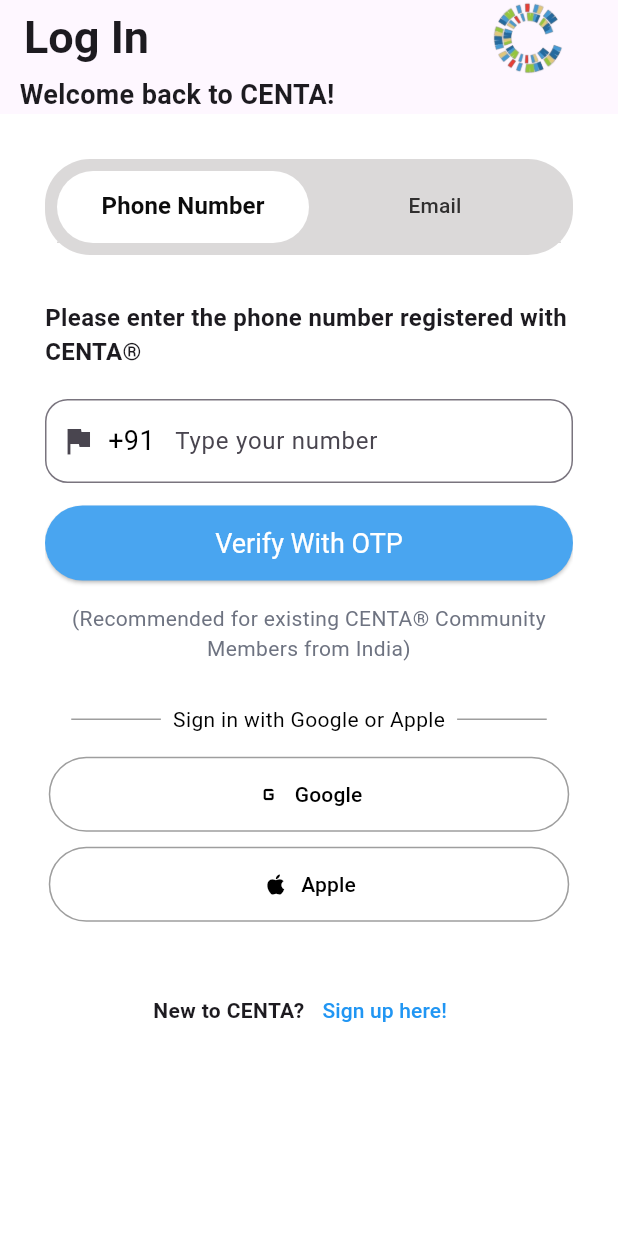
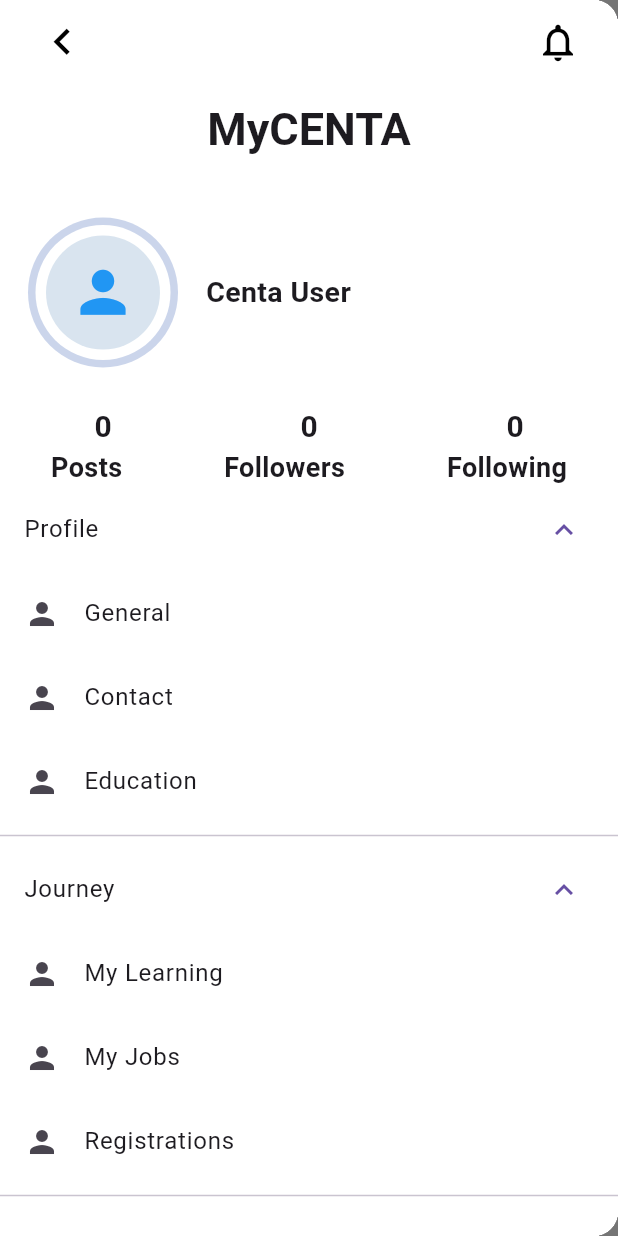
Before and after one commit to Athulolikkal/flutter_clone_centa, a Flutter app: the screen it shows after launch, scrolled down 576 dp, after a tap on the "person" icon, on a phone screen of 412 x 824 dp. Run offline on Flutter 3.47's test engine with Material 3 defaults, Android fonts, the phone set to English and light mode, and no system bars; our stand-ins replace firebase_auth, firebase_core, flutter_speed_dial, get_storage, google_sign_in, intl_phone_field; accounts and stored records are empty.

Commit message:
working on drawer

```diff
--- a/lib/data/community_data.dart
+++ b/lib/data/community_data.dart
@@ -1,3 +1,5 @@
+import 'package:flutter/material.dart';
+
 List<Map<String, dynamic>> communityPost = [
   {
     'user_name': 'Jeff Bezos',
@@ -47,3 +49,36 @@
     'content':'''Contrary to popular belief, Lorem Ipsum is not simply random text. It has roots in a piece of classical Latin literature from 45 BC, making it over 2000 years old. Richard McClintock, a Latin professor at Hampden-Sydney College in Virginia, looked up one of the more obscure Latin words, consectetur, from a Lorem Ipsum passage, and going through the cites of the word in classical literature, discovered the undoubtable source. Lorem Ipsum comes from sections 1.10.32 and 1.10.33 of "de Finibus Bonorum et Malorum" (The Extremes of Good and Evil) by Cicero, written in 45 BC. This book is a treatise on the theory of ethics, very popular during the Renaissance. The first line of Lorem Ipsum, "Lorem ipsum dolor sit amet..", comes from a line in section 1.10.32.''',
   },
 ];
+
+List<Map<String, dynamic>> getSubItems(String itemName) {
+  // This function returns subitems based on the itemName
+  switch (itemName) {
+    case 'Profile':
+      return [
+        {'icon': Icon(Icons.person), 'title': 'General', 'route': null},
+        {'icon': Icon(Icons.person), 'title': 'Contact', 'route': null},
+        {'icon': Icon(Icons.person), 'title': 'Education', 'route': null},
+      ];
+    case 'Journey':
+      return [
+        {'icon': Icon(Icons.person), 'title': 'My Learning', 'route': null},
+        {'icon': Icon(Icons.person), 'title': 'My Jobs', 'route': null},
+        {'icon': Icon(Icons.person), 'title': 'Registrations', 'route': null},
+      ];
+    case 'Community':
+      return [
+        {'icon': Icon(Icons.person), 'title': 'Posts', 'route': null},
+        {'icon': Icon(Icons.person), 'title': 'Saved', 'route': null},
+      ];
+    case 'Settings':
+      return [
+        {'icon': Icon(Icons.person), 'title': 'Change Password', 'route': null},
+        {'icon': Icon(Icons.person), 'title': 'Sign In', 'route': null},
+        {'icon': Icon(Icons.person), 'title': 'Sign Out', 'route': null},
+      ];
+    default:
+      return []; // Return an empty list if no subitems are found
+  }
+}
+
+ List<String> names = ['Profile', 'Journey', 'Community', 'Settings'];
--- a/lib/main.dart
+++ b/lib/main.dart
@@ -1,13 +1,16 @@
 import 'package:centa_clone/screens/splash_screen.dart';
 import 'package:flutter/material.dart';
 import 'package:firebase_core/firebase_core.dart';
+import 'package:get_storage/get_storage.dart';
 import 'firebase_options.dart';
 
 void main() async {
   WidgetsFlutterBinding.ensureInitialized();
+  await GetStorage.init();
   await Firebase.initializeApp(
     options: DefaultFirebaseOptions.currentPlatform,
   );
+
   runApp(const CentaClone());
 }
 
@@ -22,6 +25,7 @@
       theme: ThemeData(
           primaryColor: Colors.white, scaffoldBackgroundColor: Colors.white),
       home: const SplashScreen(),
+
     );
   }
 }
--- a/lib/screens/root_screen.dart
+++ b/lib/screens/root_screen.dart
@@ -5,10 +5,11 @@
 import 'package:centa_clone/screens/mylearning_screen.dart';
 import 'package:centa_clone/widgets/app_bar.dart';
 import 'package:centa_clone/widgets/bottom_navigation_bar.dart';
+import 'package:centa_clone/widgets/drawer_centa.dart';
 import 'package:flutter/material.dart';
 
 class RootScreen extends StatelessWidget {
-  RootScreen({super.key});
+  const RootScreen({super.key});
   static ValueNotifier<int> selectedBottomIndex = ValueNotifier(0);
   final _pages = const [
     HomeScreen(),
@@ -20,8 +21,9 @@
   @override
   Widget build(BuildContext context) {
     return Scaffold(
-      appBar:const CentaAppBar(),
+      appBar: const CentaAppBar(),
       bottomNavigationBar: const BottomNavigationBarCenta(),
+      drawer: const CentaDrawer(),
       body: SafeArea(
           child: ValueListenableBuilder(
               valueListenable: selectedBottomIndex,
--- a/lib/services/flutter_services.dart
+++ b/lib/services/flutter_services.dart
@@ -1,6 +1,7 @@
 import 'package:centa_clone/screens/root_screen.dart';
 import 'package:firebase_auth/firebase_auth.dart';
 import 'package:flutter/material.dart';
+import 'package:get_storage/get_storage.dart';
 import 'package:google_sign_in/google_sign_in.dart';
 
 class FirebaseService {
@@ -19,8 +20,14 @@
       );
       var user_details = await _auth.signInWithCredential(credential);
 
-      if (user_details != null) {
-        print("${user_details.user?.displayName},user details");
+      if (user_details.user != null) {
+        Map<String, dynamic> userDetails = {
+          'name': user_details.user?.displayName,
+          'email': user_details.user?.email,
+          'phoneNumber': user_details.user?.phoneNumber,
+          'userProfile': user_details.user?.photoURL
+        };
+        await GetStorage().write('user', userDetails);
         Navigator.of(context).pushAndRemoveUntil(
           MaterialPageRoute(builder: (cntx) => RootScreen()),
           (Route<dynamic> route) => false,
@@ -33,6 +40,7 @@
   }
 
   static Future<void> signOutFromGoogle() async {
+    GetStorage().remove('user');
     await _googleSignIn.signOut();
     await _auth.signOut();
   }
--- a/lib/widgets/app_bar.dart
+++ b/lib/widgets/app_bar.dart
@@ -1,6 +1,6 @@
 import 'package:centa_clone/screens/login_root.dart';
 import 'package:flutter/material.dart';
-
+import 'package:get_storage/get_storage.dart';
 
 class CentaAppBar extends StatelessWidget implements PreferredSizeWidget {
   const CentaAppBar({super.key});
@@ -8,12 +8,13 @@
   Size get preferredSize => const Size.fromHeight(69.0);
   @override
   Widget build(BuildContext context) {
+    final userDetails = GetStorage().read('user');
+    print(userDetails);
     return Padding(
       padding: const EdgeInsets.symmetric(vertical: 10),
       child: AppBar(
-        // backgroundColor: Colors.white,
-        surfaceTintColor:Colors.transparent ,
-        // toolbarHeight: 80,
+        automaticallyImplyLeading: false,
+        surfaceTintColor: Colors.transparent,
         title: Image.asset(
           'assets/images/centa_C_logo.png',
           width: 40,
@@ -29,20 +30,33 @@
             icon: const Icon(Icons.notifications_none),
             iconSize: 30.0,
           ),
-          GestureDetector(
+          Builder(
+            builder: (context) {
+              return GestureDetector(
                 onTap: () {
-              Navigator.of(context).pushAndRemoveUntil(
-                MaterialPageRoute(builder: (cntx) => const LoginRoot()),
-                (Route<dynamic> route) => false,
-              );
+                  Scaffold.of(context).openDrawer();
+                  // Navigator.of(context).pushAndRemoveUntil(
+                  //   MaterialPageRoute(builder: (cntx) => const LoginRoot()),
+                  //   (Route<dynamic> route) => false,
+                  // );
                 },
-            child: const CircleAvatar(
+                child: userDetails == null
+                    ? const CircleAvatar(
                         backgroundColor: Color.fromARGB(255, 240, 238, 238),
                         foregroundColor: Colors.blue,
                         child: Icon(
                           Icons.person,
                         ),
+                      )
+                    : CircleAvatar(
+                        backgroundColor: const Color.fromARGB(255, 240, 238, 238),
+                        backgroundImage: NetworkImage(
+                            userDetails['userProfile'] != null
+                                ? userDetails['userProfile']
+                                : ''),
                       ),
+              );
+            }
           ),
           const SizedBox(
             width: 20,
--- /dev/null
+++ b/lib/widgets/drawer_centa.dart
@@ -0,0 +1,66 @@
+import 'package:centa_clone/widgets/drawer_widget/drawer_header.dart';
+import 'package:centa_clone/widgets/drawer_widget/drawer_item_list.dart';
+import 'package:flutter/material.dart';
+import 'package:get_storage/get_storage.dart';
+
+class CentaDrawer extends StatelessWidget {
+  const CentaDrawer({Key? key}) : super(key: key);
+
+  @override
+  Widget build(BuildContext context) {
+    final userInfo = GetStorage().read('user');
+    return Drawer(
+      backgroundColor: Colors.white,
+      width: MediaQuery.of(context).size.width * 1,
+      child: CustomScrollView(
+        slivers: [
+          SliverAppBar(
+            automaticallyImplyLeading: false,
+            backgroundColor: Colors.white,
+            surfaceTintColor: Colors.transparent,
+            title: Row(
+              mainAxisAlignment: MainAxisAlignment.spaceBetween,
+              children: [
+                IconButton(
+                  onPressed: () {
+                    Navigator.pop(context);
+                  },
+                  icon: const Icon(Icons.keyboard_arrow_left),
+                  color: Colors.black,
+                  iconSize: 35.0,
+                ),
+                IconButton(
+                  onPressed: () {},
+                  icon: const Icon(Icons.notifications_outlined),
+                  color: Colors.black,
+                  iconSize: 30.0,
+                ),
+              ],
+            ),
+            expandedHeight: 120,
+            flexibleSpace: const FlexibleSpaceBar(
+              centerTitle: true,
+              title: Text(
+                'MyCENTA',
+                style: TextStyle(fontSize: 20.0, fontWeight: FontWeight.bold),
+              ),
+            ),
+            pinned: true,
+            floating: false,
+            snap: false,
+          ),
+          // const SliverToBoxAdapter(
+          //   child: CentaDrawerHeader(),
+          // ),
+
+          SliverList(
+            delegate: SliverChildListDelegate([
+              const CentaDrawerHeader(),
+              const DrawerItemList(),
+            ]),
+          ),
+        ],
+      ),
+    );
+  }
+}
--- /dev/null
+++ b/lib/widgets/drawer_widget/drawer_header.dart
@@ -0,0 +1,89 @@
+import 'package:flutter/material.dart';
+import 'package:get_storage/get_storage.dart';
+
+class CentaDrawerHeader extends StatelessWidget {
+  const CentaDrawerHeader({super.key});
+
+  @override
+  Widget build(BuildContext context) {
+    final userInfo = GetStorage().read('user');
+    return Container(
+      color: Colors.white,
+      child: Column(
+        children: [
+
+
+          Padding(
+            padding: const EdgeInsets.symmetric(vertical: 25),
+            child: Row(
+              children: [
+                const Expanded(
+                  flex: 3,
+                  child: CircleAvatar(
+                    radius: 50,
+                    backgroundColor: Color.fromARGB(255, 203, 213, 235),
+                    child: CircleAvatar(
+                      backgroundColor: Color.fromARGB(255, 255, 255, 255),
+                      radius: 45,
+                      child: CircleAvatar(
+                        backgroundColor: Color.fromARGB(255, 217, 228, 239),
+                        radius: 38,
+                        foregroundColor: Colors.blue,
+                        child: Icon(
+                          Icons.person,
+                          size: 45,
+                        ),
+                      ),
+                    ),
+                  ),
+                ),
+                Expanded(
+                  flex: 6,
+                  child: Text(
+                    userInfo != null ? userInfo['name'] : 'Centa User',
+                    style: const TextStyle(
+                        fontWeight: FontWeight.bold, fontSize: 19),
+                  ),
+                ),
+              ],
+            ),
+          ),
+          const Row(
+            mainAxisAlignment: MainAxisAlignment.spaceAround,
+            children: [
+              Text(
+                '0',
+                style: TextStyle(fontSize: 20, fontWeight: FontWeight.bold),
+              ),
+              Text(
+                '0',
+                style: TextStyle(fontSize: 20, fontWeight: FontWeight.bold),
+              ),
+              Text(
+                '0',
+                style: TextStyle(fontSize: 20, fontWeight: FontWeight.bold),
+              ),
+            ],
+          ),
+          const Row(
+            mainAxisAlignment: MainAxisAlignment.spaceAround,
+            children: [
+              Text(
+                'Posts',
+                style: TextStyle(fontSize: 18, fontWeight: FontWeight.bold),
+              ),
+              Text(
+                'Followers',
+                style: TextStyle(fontSize: 18, fontWeight: FontWeight.bold),
+              ),
+              Text(
+                'Following',
+                style: TextStyle(fontSize: 18, fontWeight: FontWeight.bold),
+              ),
+            ],
+          ),
+        ],
+      ),
+    );
+  }
+}
--- /dev/null
+++ b/lib/widgets/drawer_widget/drawer_item_list.dart
@@ -0,0 +1,49 @@
+import 'package:centa_clone/data/community_data.dart';
+import 'package:flutter/material.dart';
+
+class DrawerItemList extends StatelessWidget {
+  const DrawerItemList({super.key});
+
+  @override
+  Widget build(BuildContext context) {
+    return Container(
+      height: 500,
+      color: Colors.white,
+      child: ListView.separated(
+          itemBuilder: (BuildContext context, int index) {
+            return ExpansionTile(
+              initiallyExpanded: true,
+              title: Text(names[index]),
+              shape:const RoundedRectangleBorder(
+                side: BorderSide(
+                    color: Colors.transparent, width: 0), // Hide the border
+                borderRadius: BorderRadius.zero, // Remove border radius
+              ),
+              children: [
+                ListView.builder(
+                  shrinkWrap: true,
+                  physics: NeverScrollableScrollPhysics(),
+                  itemCount: getSubItems(names[index]).length,
+                  itemBuilder: (BuildContext context, int subIndex) {
+                    // Get the subitems for the current item
+                    final subitem = getSubItems(names[index])[subIndex];
+                    return ListTile(
+                      leading: subitem['icon'],
+                      title: Text(subitem['title']),
+                      onTap: () {
+                        // Handle subitem tap
+                      },
+                    );
+                  },
+                ),
+              ],
+            );
+          },
+          separatorBuilder: (BuildContext context, int index) {
+            return Divider();
+          },
+          itemCount: names.length),
+      // child: Text('children'),
+    );
+  }
+}
```
Lines whose indentation alone changed are shown as unchanged.
